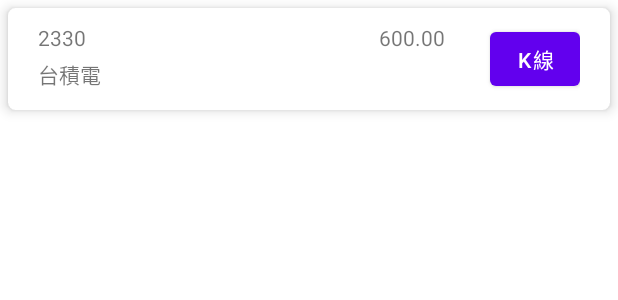
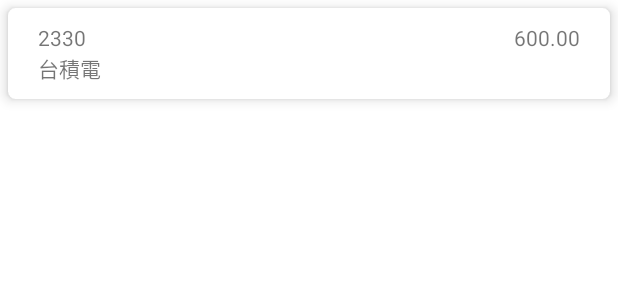
Before and after one commit to albertkingdom/android-app-mynewsapp, an Android app: the layout item_stockinfo.xml on its own in the app's theme, with its tools: preview values and no code run, on a phone screen of 412 x 824 dp. Shown: the top 300 px of the screen. Run offline under Robolectric (Android 15) with nearby library versions, the phone set to English and light mode, and no system bars; network calls fail.

```diff
--- /dev/null
+++ b/app/src/main/res/color/bottom_nav_color.xml
@@ -0,0 +1,6 @@
+<?xml version="1.0" encoding="utf-8"?>
+<selector xmlns:android="http://schemas.android.com/apk/res/android">
+
+    <item android:state_checked="true" android:color="?attr/colorOnPrimary" />
+    <item android:color="@android:color/darker_gray"  />
+</selector>
--- a/app/src/main/res/drawable/ic_baseline_search_24.xml
+++ b/app/src/main/res/drawable/ic_baseline_search_24.xml
@@ -1,4 +1,4 @@
-<vector android:height="24dp" android:tint="#FFFFFF"
+<vector android:height="24dp" android:tint="?attr/colorOnPrimary"
     android:viewportHeight="24" android:viewportWidth="24"
     android:width="24dp" xmlns:android="http://schemas.android.com/apk/res/android">
     <path android:fillColor="@android:color/white" android:pathData="M15.5,14h-0.79l-0.28,-0.27C15.41,12.59 16,11.11 16,9.5 16,5.91 13.09,3 9.5,3S3,5.91 3,9.5 5.91,16 9.5,16c1.61,0 3.09,-0.59 4.23,-1.57l0.27,0.28v0.79l5,4.99L20.49,19l-4.99,-5zM9.5,14C7.01,14 5,11.99 5,9.5S7.01,5 9.5,5 14,7.01 14,9.5 11.99,14 9.5,14z"/>
--- a/app/src/main/res/layout/activity_main.xml
+++ b/app/src/main/res/layout/activity_main.xml
@@ -28,7 +28,10 @@
         app:layout_constraintBottom_toBottomOf="parent"
         app:layout_constraintLeft_toLeftOf="parent"
         app:layout_constraintRight_toRightOf="parent"
-        app:menu="@menu/bottom_nav_menu" />
+        app:menu="@menu/bottom_nav_menu"
+        app:itemIconTint="@color/bottom_nav_color"
+        app:itemTextColor="@color/bottom_nav_color"
+        />
 
 
 </androidx.constraintlayout.widget.ConstraintLayout>
--- a/app/src/main/res/layout/fragment_list.xml
+++ b/app/src/main/res/layout/fragment_list.xml
@@ -26,7 +26,7 @@
         android:layout_margin="20sp"
         android:id="@+id/floatingBtn"
         android:src="@drawable/ic_add"
-        app:tint="@android:color/white"
-        app:backgroundTint="@color/purple_500"
+        app:tint="?attr/colorPrimary"
+        app:backgroundTint="?attr/colorOnPrimary"
         android:contentDescription="ADD" />
 </androidx.constraintlayout.widget.ConstraintLayout>
--- a/app/src/main/res/layout/item_stockinfo.xml
+++ b/app/src/main/res/layout/item_stockinfo.xml
@@ -35,8 +35,8 @@
             android:id="@+id/stockPrice"
             android:layout_width="wrap_content"
             android:layout_height="wrap_content"
-            android:layout_marginEnd="30dp"
-            app:layout_constraintEnd_toStartOf="@id/showCandleStickChart"
+
+            app:layout_constraintEnd_toEndOf="parent"
             app:layout_constraintTop_toTopOf="parent"
             tools:text="600.00" />
 
@@ -44,23 +44,23 @@
             android:id="@+id/stockPriceDiff"
             android:layout_width="50sp"
             android:layout_height="wrap_content"
-            android:layout_marginEnd="30dp"
+
             android:paddingEnd="5dp"
             android:text="@string/stockprice_diff"
             android:textAlignment="viewEnd"
             android:textColor="@color/white"
             app:layout_constraintBottom_toBottomOf="parent"
-            app:layout_constraintEnd_toStartOf="@id/showCandleStickChart"
+            app:layout_constraintEnd_toEndOf="parent"
             app:layout_constraintTop_toBottomOf="@id/stockPrice"
             tools:text="-3.00" />
 
-        <Button
-            android:id="@+id/showCandleStickChart"
-            android:layout_width="60dp"
-            android:layout_height="wrap_content"
-            android:text="k線"
-            app:layout_constraintBottom_toBottomOf="parent"
-            app:layout_constraintEnd_toEndOf="parent"
-            app:layout_constraintTop_toTopOf="parent" />
+<!--        <Button-->
+<!--            android:id="@+id/showCandleStickChart"-->
+<!--            android:layout_width="60dp"-->
+<!--            android:layout_height="wrap_content"-->
+<!--            android:text="k線"-->
+<!--            app:layout_constraintBottom_toBottomOf="parent"-->
+<!--            app:layout_constraintEnd_toEndOf="parent"-->
+<!--            app:layout_constraintTop_toTopOf="parent" />-->
     </androidx.constraintlayout.widget.ConstraintLayout>
 </androidx.cardview.widget.CardView>
--- a/app/src/main/res/values-night/themes.xml
+++ b/app/src/main/res/values-night/themes.xml
@@ -2,9 +2,9 @@
     <!-- Base application theme. -->
     <style name="Theme.MyNewsApp" parent="Theme.MaterialComponents.DayNight.DarkActionBar">
         <!-- Primary brand color. -->
-        <item name="colorPrimary">@color/purple_200</item>
-        <item name="colorPrimaryVariant">@color/purple_700</item>
-        <item name="colorOnPrimary">@color/black</item>
+        <item name="colorPrimary">@color/black</item>
+        <item name="colorPrimaryVariant">#c6c6c6</item>
+        <item name="colorOnPrimary">@color/white</item>
         <!-- Secondary brand color. -->
         <item name="colorSecondary">@color/teal_200</item>
         <item name="colorSecondaryVariant">@color/teal_200</item>
--- a/app/src/main/res/values/themes.xml
+++ b/app/src/main/res/values/themes.xml
@@ -1,10 +1,11 @@
 <resources xmlns:tools="http://schemas.android.com/tools">
     <!-- Base application theme. -->
-    <style name="Theme.MyNewsApp" parent="Theme.MaterialComponents.DayNight.DarkActionBar">
+    <style name="Theme.MyNewsApp" parent="Theme.MaterialComponents.Light">
         <!-- Primary brand color. -->
-        <item name="colorPrimary">@color/purple_500</item>
+        <item name="colorPrimary">@color/white</item>
         <item name="colorPrimaryVariant">@color/purple_700</item>
-        <item name="colorOnPrimary">@color/white</item>
+        <item name="colorOnPrimary">@color/black</item>
+        <item name="floatingActionButtonStyle">@style/myFloatingActionButtonStyle</item>
         <!-- Secondary brand color. -->
         <item name="colorSecondary">@color/teal_200</item>
         <item name="colorSecondaryVariant">@color/teal_700</item>
@@ -22,6 +23,10 @@
     <style name="Theme.MyNewsApp.PopupOverlay" parent="ThemeOverlay.AppCompat.Light" />
     <style name="SearchViewStyle" parent="Widget.AppCompat.SearchView">
 
-        <item name="android:tint">@color/white</item>
+        <item name="android:tint">@color/black</item>
+    </style>
+    <style name="myFloatingActionButtonStyle" parent="Widget.MaterialComponents.FloatingActionButton">
+        <item name="backgroundTint">#c6c6c6</item>
+
     </style>
 </resources>
```
Also changed, not shown: app/src/main/java/com/example/mynewsapp/adapter/StockInfoAdapter.kt (+6 -4 lines), app/src/main/java/com/example/mynewsapp/ui/CandleStickChartFragment.kt (+4 -3 lines), app/src/main/java/com/example/mynewsapp/ui/NewsViewModel.kt (+7 -2 lines).
